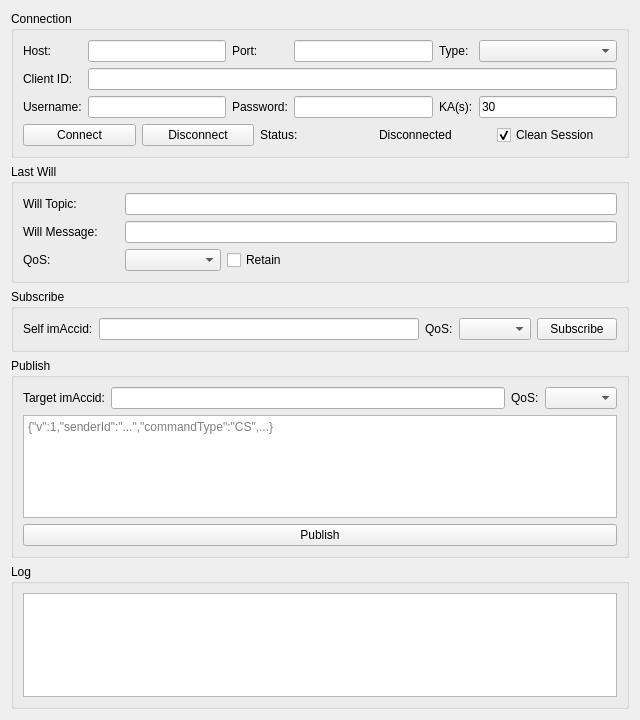
maenlong/qmqtt, file qt-demo/mainwgt.ui: the form before one commit.
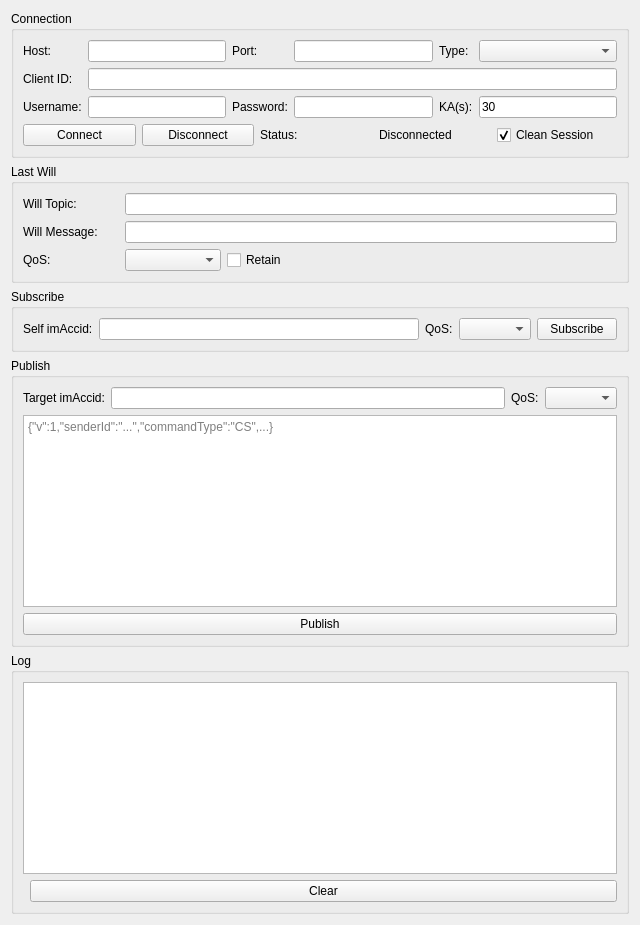
The form after the commit.

Commit message:
fix(qt-demo): 窗口支持拉伸、Log 区加 Clear 按钮和行数限制
- window geometry 改为 minimumSize，支持自由拉伸
- Payload 删掉误加的 maximumBlockCount=8
- Log 区域加 maximumBlockCount=500 + Clear 按钮

Patch:
```diff
--- a/qt-demo/mainwgt.ui
+++ b/qt-demo/mainwgt.ui
@@ -2,13 +2,11 @@
 <ui version="4.0">
  <class>MainWgt</class>
  <widget class="QWidget" name="MainWgt">
-  <property name="geometry">
-   <rect>
-    <x>0</x>
-    <y>0</y>
+   <property name="minimumSize">
+    <size>
     <width>640</width>
     <height>720</height>
-   </rect>
+    </size>
   </property>
   <property name="windowTitle">
    <string>MQTT Client Demo</string>
@@ -255,6 +253,21 @@
         <property name="readOnly"><bool>true</bool></property>
        </widget>
       </item>
+      <item>
+       <layout class="QHBoxLayout" name="layoutLogButtons">
+        <item>
+         <spacer>
+          <property name="orientation"><enum>Qt::Horizontal</enum></property>
+         </spacer>
+        </item>
+        <item>
+         <widget class="QPushButton" name="m_btnClearLog">
+          <property name="text"><string>Clear</string></property>
+          <property name="maximumWidth"><number>80</number></property>
+         </widget>
+        </item>
+       </layout>
+      </item>
      </layout>
     </widget>
    </item>
```
Left out of the diff: 2 changed lines with no effect on the pictures. Lines whose indentation alone changed are shown as unchanged. The commit also changes 1 other file.
